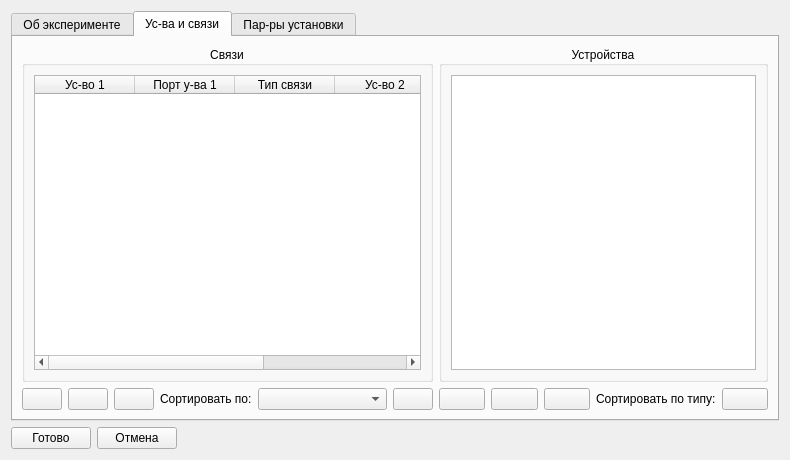
Old version of the form experimentconfigurationdialog.ui in the repository revermun/Experiment_helper.
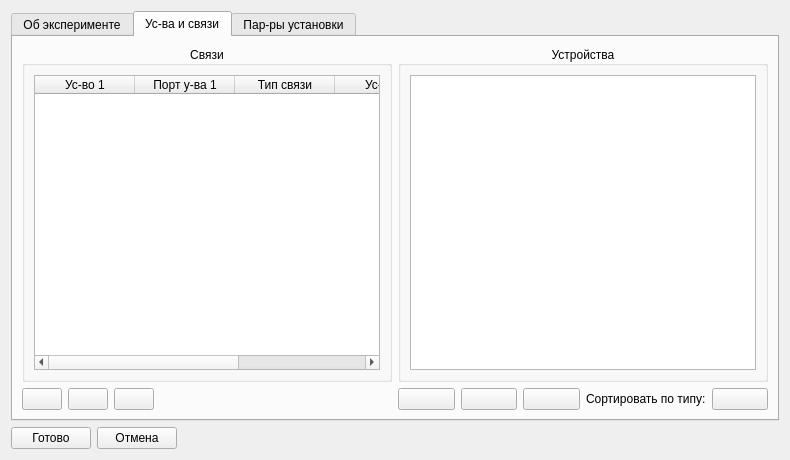
New version of the form. The open tabs and pages were chosen to show the change. Icons and pictures are not drawn.

Commit message: add unicore parser, adjust come windows, big device configurations update, add start and stop experiment options

Diff of the .ui file:
```diff
--- a/experimentconfigurationdialog.ui
+++ b/experimentconfigurationdialog.ui
@@ -295,6 +295,9 @@
               <property name="editTriggers">
                <set>QAbstractItemView::NoEditTriggers</set>
               </property>
+              <property name="sortingEnabled">
+               <bool>true</bool>
+              </property>
               <attribute name="horizontalHeaderCascadingSectionResizes">
                <bool>true</bool>
               </attribute>
@@ -367,43 +370,17 @@
             </widget>
            </item>
            <item>
-            <widget class="QLabel" name="label_6">
-             <property name="text">
-              <string>Сортировать по:</string>
+            <spacer name="horizontalSpacer_4">
+             <property name="orientation">
+              <enum>Qt::Horizontal</enum>
              </property>
-            </widget>
-           </item>
-           <item>
-            <widget class="QComboBox" name="comboBoxSortDevices">
-             <property name="currentIndex">
-              <number>-1</number>
+             <property name="sizeHint" stdset="0">
+              <size>
+               <width>40</width>
+               <height>20</height>
+              </size>
              </property>
-             <item>
-              <property name="text">
-               <string>Название ус-ва 1</string>
-              </property>
-             </item>
-             <item>
-              <property name="text">
-               <string>Название ус-ва 2</string>
-              </property>
-             </item>
-             <item>
-              <property name="text">
-               <string>Тип подключения</string>
-              </property>
-             </item>
-            </widget>
-           </item>
-           <item>
-            <widget class="QPushButton" name="pushButtonSortConnections">
-             <property name="styleSheet">
-              <string notr="true">image: url(:/resources/sort.png);</string>
-             </property>
-             <property name="text">
-              <string/>
-             </property>
-            </widget>
+            </spacer>
            </item>
           </layout>
          </item>
```
Left out of the diff: 18 changed lines with no effect on the pictures. The commit also changes 23 other files.
